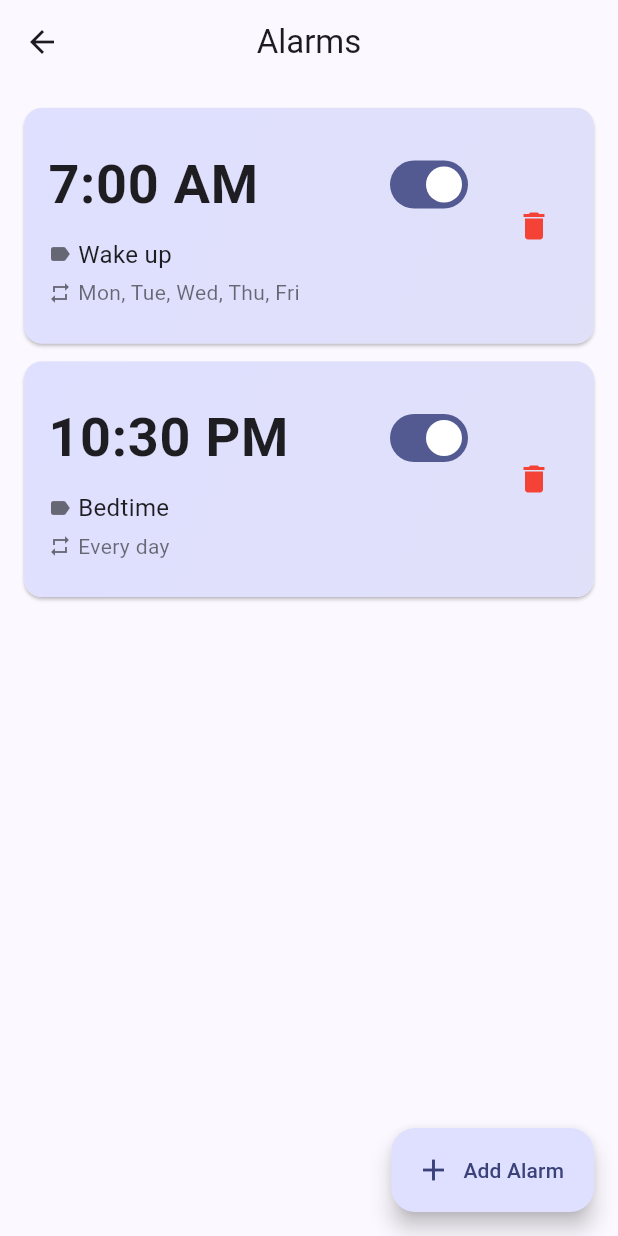
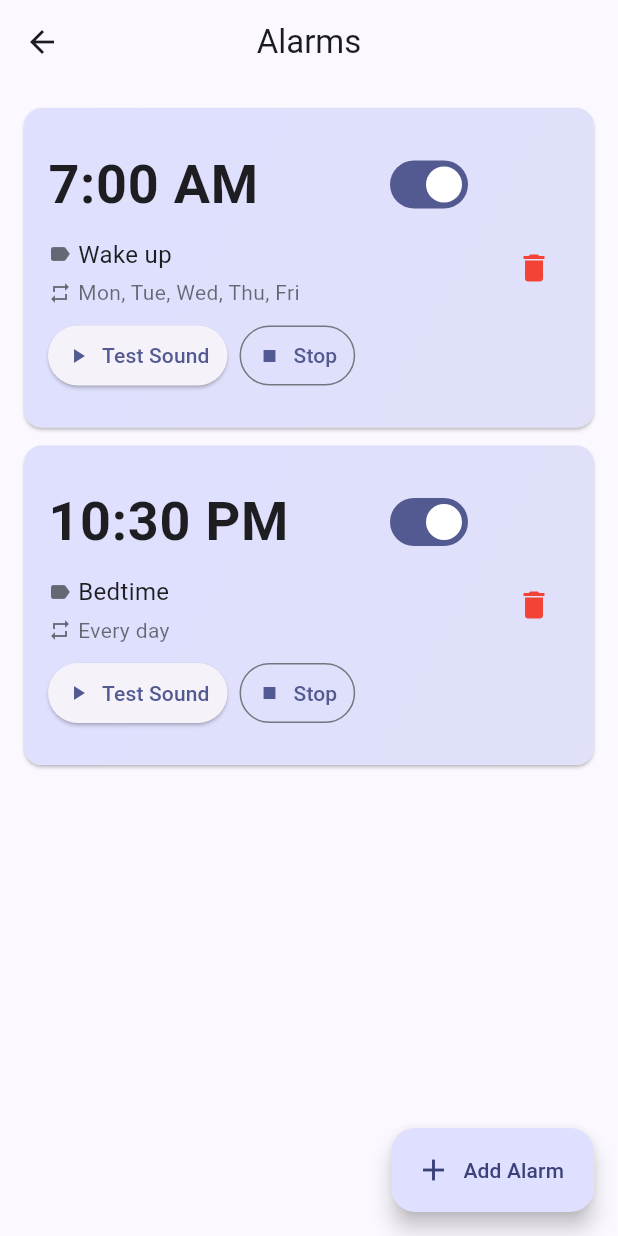
Before and after one commit to AlphaXen/sleepplanner, a Flutter app: the AlarmScreen screen opened directly, on a phone screen of 412 x 824 dp. Run offline on Flutter 3.47's test engine with Material 3 defaults, Android fonts, the phone set to English and light mode, and no system bars; our stand-ins replace audioplayers, cloud_firestore, firebase_core, fl_chart, flutter_local_notifications, table_calendar and 1 more; accounts and stored records are empty.

Commit message:
Add test buttons to play and stop alarm sound in alarm screen

```diff
--- a/lib/screens/alarm_screen.dart
+++ b/lib/screens/alarm_screen.dart
@@ -245,6 +245,54 @@ class _AlarmCard extends StatelessWidget {
                     ),
                   ],
                 ),
+                const SizedBox(height: 8),
+                // Test alarm sound button
+                Row(
+                  children: [
+                    ElevatedButton.icon(
+                      onPressed: () {
+                        final provider = Provider.of<AlarmProvider>(
+                          context,
+                          listen: false,
+                        );
+                        provider.playAlarmSound(alarm.soundPath);
+                        // Auto-stop after 10 seconds
+                        Future.delayed(const Duration(seconds: 10), () {
+                          provider.stopAlarmSound();
+                        });
+                        ScaffoldMessenger.of(context).showSnackBar(
+                          const SnackBar(
+                            content: Text('Alarm sound playing (10 seconds)'),
+                            duration: Duration(seconds: 2),
+                          ),
+                        );
+                      },
+                      icon: const Icon(Icons.play_arrow, size: 16),
+                      label: const Text('Test Sound'),
+                      style: ElevatedButton.styleFrom(
+                        padding: const EdgeInsets.symmetric(
+                          horizontal: 12,
+                          vertical: 8,
+                        ),
+                      ),
+                    ),
+                    const SizedBox(width: 8),
+                    OutlinedButton.icon(
+                      onPressed: () {
+                        Provider.of<AlarmProvider>(context, listen: false)
+                            .stopAlarmSound();
+                      },
+                      icon: const Icon(Icons.stop, size: 16),
+                      label: const Text('Stop'),
+                      style: OutlinedButton.styleFrom(
+                        padding: const EdgeInsets.symmetric(
+                          horizontal: 12,
+                          vertical: 8,
+                        ),
+                      ),
+                    ),
+                  ],
+                ),
               ],
             ),
           ),
```
